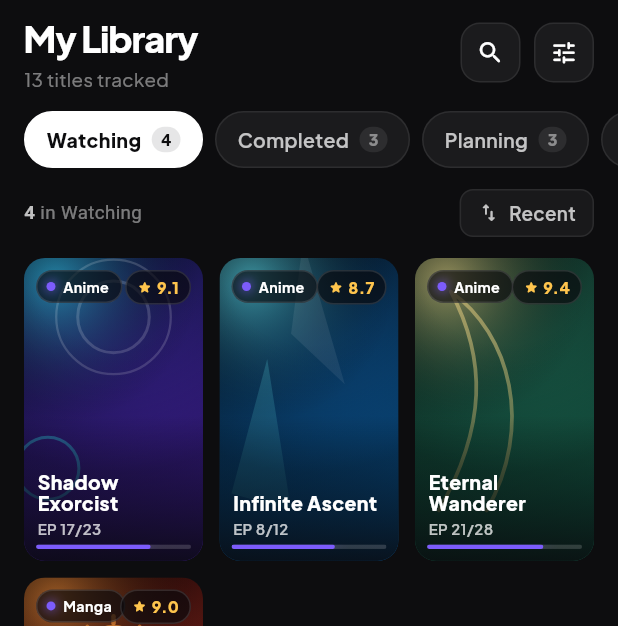
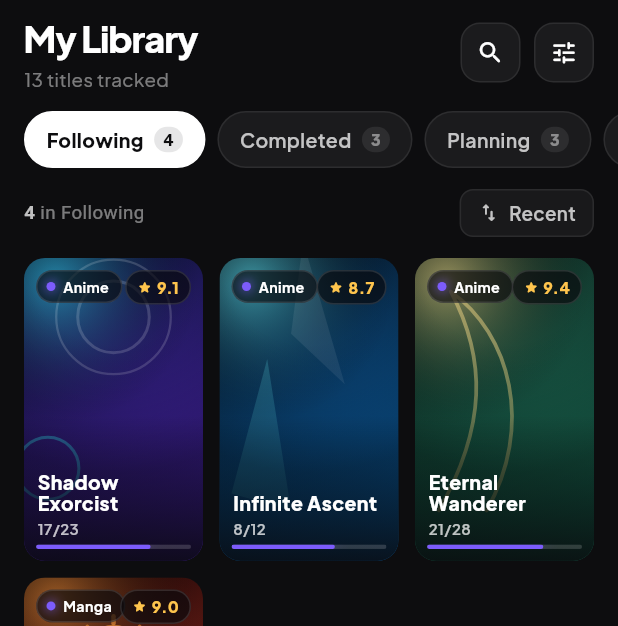
Before and after one commit to abdelhaqouballouk0-droid/Anify---Anime-Manga, a Flutter app: the screen it shows after launch, item 3 of the bottom bar chosen, on a phone screen of 412 x 824 dp. Shown: the top 626 px of the screen. Run offline on Flutter 3.47's test engine with Material 3 defaults, Android fonts, the phone set to English and light mode, and no system bars; our stand-ins replace google_fonts.

Commit message:
fix: remove streaming-implied labels, Watching to Following, EP prefix removed v1.4.0+13

```diff
--- a/lib/models/media.dart
+++ b/lib/models/media.dart
@@ -49,7 +49,7 @@ enum LibStatus { watching, completed, planning, dropped, favorites }
 
 extension LibStatusLabel on LibStatus {
   String get label => switch (this) {
-        LibStatus.watching => 'Watching',
+        LibStatus.watching => 'Following',
         LibStatus.completed => 'Completed',
         LibStatus.planning => 'Planning',
         LibStatus.dropped => 'Dropped',
--- a/lib/screens/library_screen.dart
+++ b/lib/screens/library_screen.dart
@@ -276,7 +276,7 @@ class _LibCard extends StatelessWidget {
                     style: const TextStyle(fontSize: 13, fontWeight: FontWeight.w800, color: Colors.white, height: 1.1)),
                 if (entry.current != null && entry.total != null) ...[
                   const SizedBox(height: 3),
-                  Text(m.isManga ? 'Ch ${entry.current}/${entry.total}' : 'EP ${entry.current}/${entry.total}',
+                  Text(m.isManga ? 'Ch ${entry.current}/${entry.total}' : '${entry.current}/${entry.total}',
                       style: const TextStyle(fontSize: 10, fontWeight: FontWeight.w600, color: AppColors.text2)),
                 ],
               ],
--- a/lib/screens/settings_screen.dart
+++ b/lib/screens/settings_screen.dart
@@ -84,7 +84,7 @@ class _SettingsScreenState extends State<SettingsScreen> {
           ),
         ),
         _section('Preferences', [
-          _toggleItem(Icons.notifications_rounded, 'New episode alerts', alerts,
+          _toggleItem(Icons.notifications_rounded, 'New title alerts', alerts,
               (v) => setState(() => alerts = v), last: true),
         ]),
         _section('Appearance', [
--- a/pubspec.yaml
+++ b/pubspec.yaml
@@ -1,7 +1,7 @@
 name: nify
 description: "Nify — Arashi · Anime & Manga app (Flutter port of the Arashi redesign)."
 publish_to: 'none'
-version: 1.3.0+12
+version: 1.4.0+13
 
 environment:
   sdk: '>=3.3.0 <4.0.0'
```
